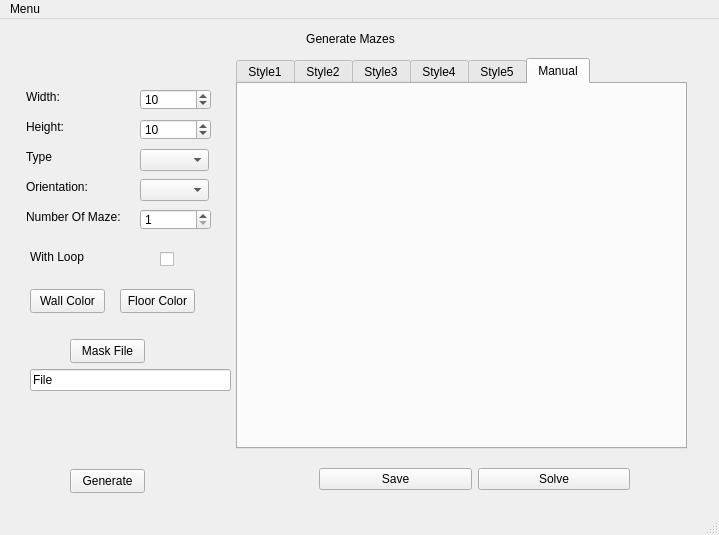
The window that assets/ui/mainwindow.ui (funaquarius24/MazeGUI) describes before a commit, drawn with Qt 5.
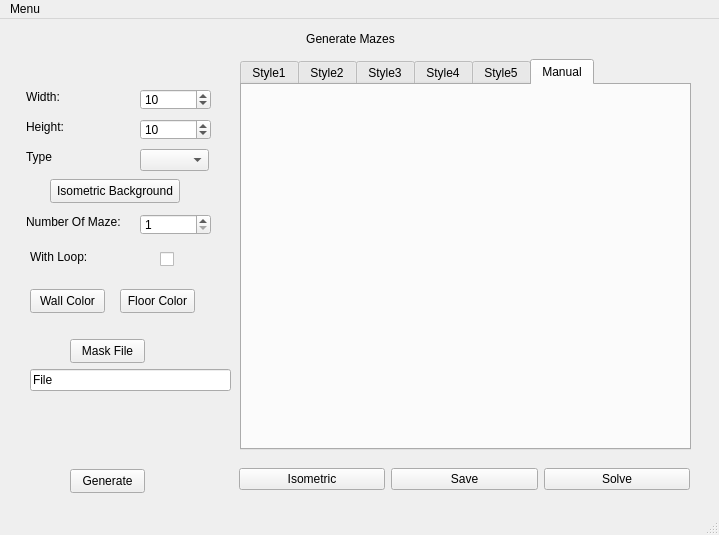
The same window after the commit. The open tabs and pages were chosen to show the change.

Commit message: Isometric is tentatively working

```diff
--- a/assets/ui/mainwindow.ui
+++ b/assets/ui/mainwindow.ui
@@ -33,8 +33,8 @@
    <widget class="QTabWidget" name="mazeStyleTab">
     <property name="geometry">
      <rect>
-      <x>236</x>
-      <y>39</y>
+      <x>240</x>
+      <y>40</y>
       <width>451</width>
       <height>391</height>
      </rect>
@@ -169,19 +169,6 @@
      </rect>
     </property>
    </widget>
-   <widget class="QLabel" name="label_5">
-    <property name="geometry">
-     <rect>
-      <x>26</x>
-      <y>160</y>
-      <width>71</width>
-      <height>16</height>
-     </rect>
-    </property>
-    <property name="text">
-     <string>Orientation:</string>
-    </property>
-   </widget>
    <widget class="QPushButton" name="generateButton">
     <property name="geometry">
      <rect>
@@ -198,13 +185,20 @@
    <widget class="QWidget" name="horizontalLayoutWidget">
     <property name="geometry">
      <rect>
-      <x>319</x>
+      <x>239</x>
       <y>440</y>
-      <width>311</width>
+      <width>451</width>
       <height>41</height>
      </rect>
     </property>
     <layout class="QHBoxLayout" name="horizontalLayout_2">
+     <item>
+      <widget class="QPushButton" name="isometricButton">
+       <property name="text">
+        <string>Isometric</string>
+       </property>
+      </widget>
+     </item>
      <item>
       <widget class="QPushButton" name="saveButton">
        <property name="text">
@@ -225,7 +219,7 @@
     <property name="geometry">
      <rect>
       <x>140</x>
-      <y>190</y>
+      <y>195</y>
       <width>71</width>
       <height>21</height>
      </rect>
@@ -244,7 +238,7 @@
     <property name="geometry">
      <rect>
       <x>26</x>
-      <y>190</y>
+      <y>195</y>
       <width>101</width>
       <height>16</height>
      </rect>
@@ -276,17 +270,7 @@
      </rect>
     </property>
     <property name="text">
-     <string>With Loop</string>
-    </property>
-   </widget>
-   <widget class="QComboBox" name="orientationComboBox">
-    <property name="geometry">
-     <rect>
-      <x>140</x>
-      <y>160</y>
-      <width>69</width>
-      <height>22</height>
-     </rect>
+     <string>With Loop:</string>
     </property>
    </widget>
    <widget class="QPushButton" name="wallColorButton">
@@ -341,6 +325,19 @@
      <string>File</string>
     </property>
    </widget>
+   <widget class="QPushButton" name="isometricBackgroundButton">
+    <property name="geometry">
+     <rect>
+      <x>50</x>
+      <y>160</y>
+      <width>130</width>
+      <height>24</height>
+     </rect>
+    </property>
+    <property name="text">
+     <string>Isometric Background</string>
+    </property>
+   </widget>
   </widget>
   <widget class="QMenuBar" name="menubar">
    <property name="geometry">
```
Left out of the diff: 2 changed lines with no effect on the pictures. The commit also changes 9 other files.
